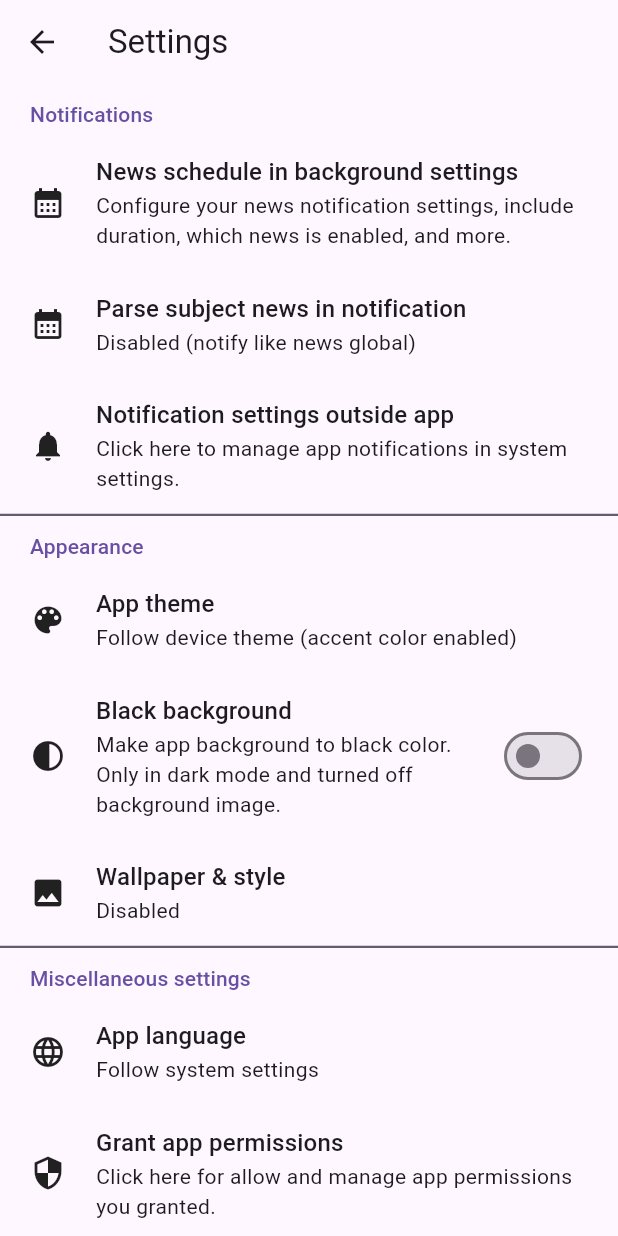
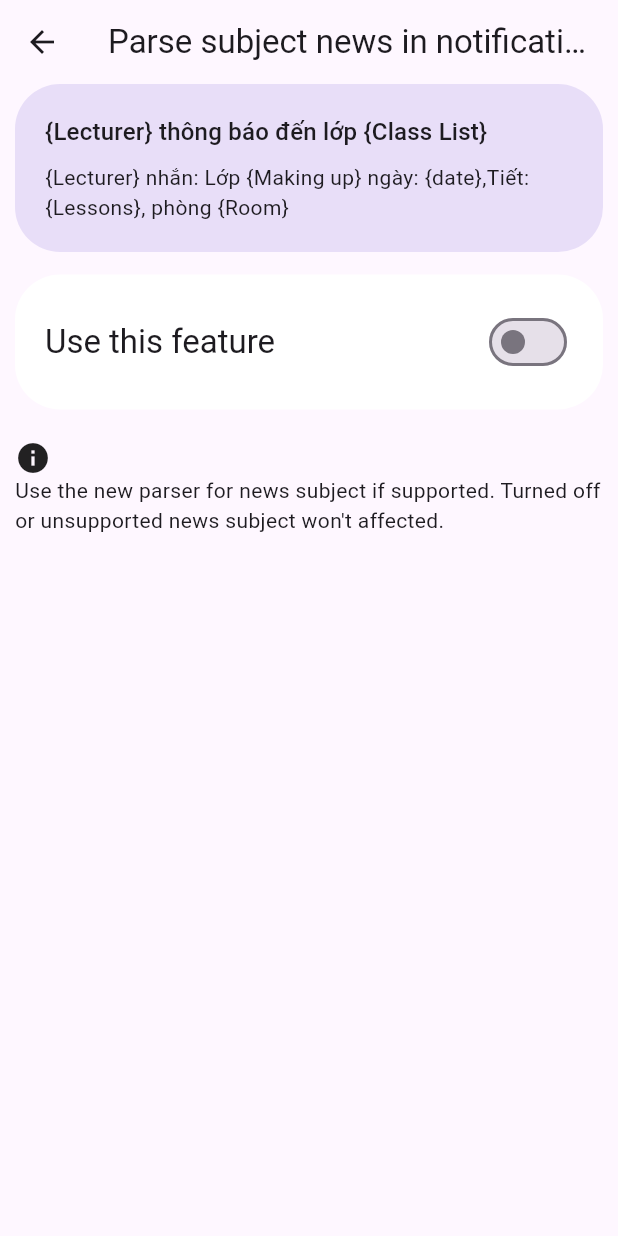
Before and after one commit to ZoeMeow1027/dutschedule-flutter, a Flutter app: the SettingsView screen opened directly, after a tap on "Parse subject news in notification", on a phone screen of 412 x 824 dp. Run offline on Flutter 3.47's test engine with Material 3 defaults, Android fonts, the phone set to English and light mode, and no system bars; drawn by our look-alikes of dynamic_color; our stand-ins replace package_info_plus; missing offline and left inert: dutwrapper.

Commit message:
Minor updates
- Update some settings UI (note: some functions aren't functional yet).
- Add a way for back to previous screen in news search by pressing ESC (Escape) key.

```diff
--- a/assets/lang/en.json
+++ b/assets/lang/en.json
@@ -139,18 +139,11 @@
   "settings_experiment_title": "Experiment Settings",
   "settings_experiment_category_globalvar": "Global variable settings",
   "settings_experiment_option_currentschyear": "Current school year",
-  "settings_experiment_option_currentschyear_description": "Year: 20%1$d-20%2$d, semester: %3$s%4$s",
-  "settings_experiment_option_currentschyear_insummer": " (in summer)",
+  "settings_experiment_option_currentschyear_description": "Year: 20{0}-20{1}, semester: {2} {3}",
+  "settings_experiment_option_currentschyear_insummer": "(in summer)",
   "settings_experiment_category_news": "News",
   "settings_experiment_option_opennewsinpopup": "Open clicked news in popup",
   "settings_experiment_option_opennewsinpopup_description": "If disabled, we will open news in new screen",
-  "settings_experiment_category_appearance": "Appearance",
-  "settings_experiment_option_dashboardview": "Main screen dashboard view",
-  "settings_experiment_option_dashboardview_choice_enabled": "Enabled",
-  "settings_experiment_option_dashboardview_choice_disabled": "Disabled (navigation tab view)",
-  "settings_experiment_option_dashboardview_warning": "This will %1$s your dashboard view. Application will restart. Click \"Confirm\" button to continue.",
-  "settings_experiment_option_dashboardview_warning_disable": "disable",
-  "settings_experiment_option_dashboardview_warning_enable": "enable",
   "settings_experiment_category_troubleshooting": "Troubleshooting",
   "settings_experiment_option_debuglog": "Debug log (not working yet)",
   "settings_experiment_option_debuglog_description": "Get debug log for this application to find and troubleshoot issues.",
@@ -158,7 +151,7 @@
   "settings_dialog_schyear_description": "Edit your value below to adjust school year variable (Careful when changing settings here. This will affect all functions in application)",
   "settings_dialog_schyear_choice_schyear": "School year",
   "settings_dialog_schyear_choice_semester": "Semester",
-  "settings_dialog_schyear_choice_insummer": "in summer",
+  "settings_dialog_schyear_choice_insummer": "(in summer)",
   "settings_dialog_schyear_action_fetch": "Fetch from Internet",
   "settings_newsnotify_title": "News Notification Settings",
   "settings_newsnotify_fetchnewsinbackground": "Refresh news in background",
--- /dev/null
+++ b/lib/ui/components/switch_with_surface.dart
@@ -0,0 +1,70 @@
+import 'package:flutter/material.dart';
+
+class SwitchWithSurface extends StatelessWidget {
+  const SwitchWithSurface({
+    super.key,
+    required this.title,
+    this.value = false,
+    this.width = double.infinity,
+    this.height = 90,
+    this.isEnabled = true,
+    this.padding = EdgeInsets.zero,
+    this.onClick,
+  });
+
+  final double width;
+  final double height;
+  final bool isEnabled;
+  final bool value;
+  final String title;
+  final Function(bool)? onClick;
+  final EdgeInsets padding;
+
+  @override
+  Widget build(BuildContext context) {
+    return Padding(
+      padding: padding,
+      child: InkWell(
+        onTap: isEnabled
+            ? () {
+                onClick?.call(!value);
+              }
+            : null,
+        child: Container(
+          height: height,
+          width: width,
+          decoration: BoxDecoration(
+            color: isEnabled
+                ? Theme.of(context).buttonTheme.colorScheme?.onPrimary
+                : Theme.of(context).buttonTheme.colorScheme?.onSecondary,
+            borderRadius: BorderRadius.circular(30.0),
+          ),
+          alignment: Alignment.center,
+          child: Padding(
+            padding: const EdgeInsets.symmetric(vertical: 15, horizontal: 20),
+            child: Row(
+              mainAxisAlignment: MainAxisAlignment.spaceBetween,
+              crossAxisAlignment: CrossAxisAlignment.center,
+              children: [
+                Flexible(
+                  child: Text(
+                    title,
+                    style: Theme.of(context).textTheme.titleLarge,
+                  ),
+                ),
+                Switch(
+                  value: value,
+                  onChanged: (value) {
+                    if (isEnabled) {
+                      onClick?.call(!this.value);
+                    }
+                  },
+                ),
+              ],
+            ),
+          ),
+        ),
+      ),
+    );
+  }
+}
--- a/lib/ui/view_main/tab_dashboard/dashboard_tab.dart
+++ b/lib/ui/view_main/tab_dashboard/dashboard_tab.dart
@@ -1,3 +1,5 @@
+import 'package:dutschedule/ui/components/switch_with_surface.dart';
+
 import '../../../utils/app_localizations.dart';
 import 'package:flutter/material.dart';
 import 'package:provider/provider.dart';
--- /dev/null
+++ b/lib/ui/view_settings/parse_news_subject_notifications_view.dart
@@ -0,0 +1,90 @@
+import 'package:flutter/material.dart';
+import 'package:provider/provider.dart';
+
+import '../../utils/app_localizations.dart';
+import '../../viewmodel/settings_instance.dart';
+import '../components/switch_with_surface.dart';
+
+class ParseNewsSubjectNotificationsView extends StatelessWidget {
+  const ParseNewsSubjectNotificationsView({super.key});
+
+  @override
+  Widget build(BuildContext context) {
+    final settingsInstance = Provider.of<SettingsInstance>(context);
+
+    return Scaffold(
+      appBar: AppBar(
+        backgroundColor: Colors.transparent,
+        surfaceTintColor: Colors.transparent,
+        elevation: 0,
+        title: Text(AppLocalizations.of(context).translate("settings_parsenewssubject_title")),
+      ),
+      body: Padding(
+        padding: EdgeInsets.symmetric(horizontal: 10),
+        child: SingleChildScrollView(
+          child: Column(
+            children: [
+              Padding(
+                padding: const EdgeInsets.only(bottom: 15),
+                child: Container(
+                  width: double.infinity,
+                  decoration: BoxDecoration(
+                    color: Theme.of(context).colorScheme.secondaryContainer,
+                    borderRadius: BorderRadius.circular(30),
+                  ),
+                  child: Padding(
+                    padding: const EdgeInsets.all(20),
+                    child: Column(
+                      mainAxisAlignment: MainAxisAlignment.start,
+                      crossAxisAlignment: CrossAxisAlignment.start,
+                      children: [
+                        Text(
+                          settingsInstance.newsBackgroundParseNewsSubject
+                              ? AppLocalizations.of(context).translate("settings_parsenewssubject_preview_titleenabled")
+                              : AppLocalizations.of(context)
+                                  .translate("settings_parsenewssubject_preview_titledisabled"),
+                          style: Theme.of(context).textTheme.titleMedium,
+                        ),
+                        Padding(
+                          padding: const EdgeInsets.only(top: 8),
+                          child: Text(
+                            settingsInstance.newsBackgroundParseNewsSubject
+                                ? AppLocalizations.of(context)
+                                    .translate("settings_parsenewssubject_preview_descenabled")
+                                : AppLocalizations.of(context)
+                                    .translate("settings_parsenewssubject_preview_descdisabled"),
+                          ),
+                        ),
+                      ],
+                    ),
+                  ),
+                ),
+              ),
+              SwitchWithSurface(
+                title: AppLocalizations.of(context).translate("settings_parsenewssubject_choice_enable"),
+                value: settingsInstance.newsBackgroundParseNewsSubject,
+                onClick: (changedValue) {
+                  settingsInstance.newsBackgroundParseNewsSubject = changedValue;
+                },
+              ),
+              Container(
+                padding: const EdgeInsets.only(top: 20),
+                child: Column(
+                  mainAxisAlignment: MainAxisAlignment.start,
+                  crossAxisAlignment: CrossAxisAlignment.start,
+                  children: [
+                    Icon(
+                      Icons.info,
+                      size: 24,
+                    ),
+                    Text(AppLocalizations.of(context).translate("settings_parsenewssubject_info")),
+                  ],
+                ),
+              ),
+            ],
+          ),
+        ),
+      ),
+    );
+  }
+}
--- a/lib/ui/view_settings/settings_view.dart
+++ b/lib/ui/view_settings/settings_view.dart
@@ -12,7 +12,9 @@ import '../components/listview_group_item.dart';
 import '../components/list_view_option_item.dart';
 import '../components/widget_settings/theme_mode_dialog.dart';
 import 'about_view.dart';
+import 'experiment_settings_view.dart';
 import 'languages_view.dart';
+import 'parse_news_subject_notifications_view.dart';
 import 'wallpaper_and_style_view.dart';
 
 class SettingsView extends StatelessWidget {
@@ -48,6 +50,12 @@ class SettingsView extends StatelessWidget {
                       ? AppLocalizations.of(context).translate("settings_newsnotify_parsenewssubject_enabled")
                       : AppLocalizations.of(context).translate("settings_newsnotify_parsenewssubject_disabled"),
                   leading: Icon(Icons.calendar_month),
+                  onClick: () async => await Navigator.push(
+                    context,
+                    MaterialPageRoute(
+                      builder: (context) => ParseNewsSubjectNotificationsView(),
+                    ),
+                  ),
                 ),
                 ListViewOptionItem(
                   title: AppLocalizations.of(context).translate("settings_option_notificationoutside"),
@@ -166,6 +174,12 @@ class SettingsView extends StatelessWidget {
                   title: AppLocalizations.of(context).translate("settings_option_experiemntsettings"),
                   description: AppLocalizations.of(context).translate("settings_option_experiemntsettings_description"),
                   leading: Icon(Icons.science),
+                  onClick: () async => await Navigator.push(
+                    context,
+                    MaterialPageRoute(
+                      builder: (context) => ExperimentSettingsView(),
+                    ),
+                  ),
                 ),
               ],
             ),
--- a/lib/viewmodel/settings_instance.dart
+++ b/lib/viewmodel/settings_instance.dart
@@ -120,7 +120,7 @@ class SettingsInstance extends ChangeNotifier with BaseViewModel {
   /// Adjust school year. This will affect almost functions in `Accounts` screen.
   SchoolYear get currentSchoolYear => _currentSchoolYear;
   set currentSchoolYear(SchoolYear value) {
-    _currentSchoolYear = value;
+    _currentSchoolYear = SchoolYear(year: value.year, semester: value.semester);
     notifyListeners();
   }
   SchoolYear _currentSchoolYear = SchoolYear(year: 24, semester: 1);
@@ -139,7 +139,12 @@ class SettingsInstance extends ChangeNotifier with BaseViewModel {
   /// * `false`: News will open in new activity.
   ///
   /// Since v2.0-draft19
-  bool openNewsInModalBottomSheet = true;
+  bool get openNewsInModalBottomSheet => _openNewsInModalBottomSheet;
+  set openNewsInModalBottomSheet(bool value) {
+    _openNewsInModalBottomSheet = value;
+    notifyListeners();
+  }
+  bool _openNewsInModalBottomSheet = true;
 
   Map<String, dynamic> toMap() {
     return {
```
Also changed, not shown: assets/lang/vi.json (+3 -10 lines), lib/ui/components/data_adjuster.dart (added, +58 -0 lines), lib/ui/view_news/news_search_option_view.dart (+14 -1 lines), lib/ui/view_news/news_search_view.dart (+14 -1 lines), lib/ui/view_settings/experiment_settings_view.dart (added, +245 -0 lines).
